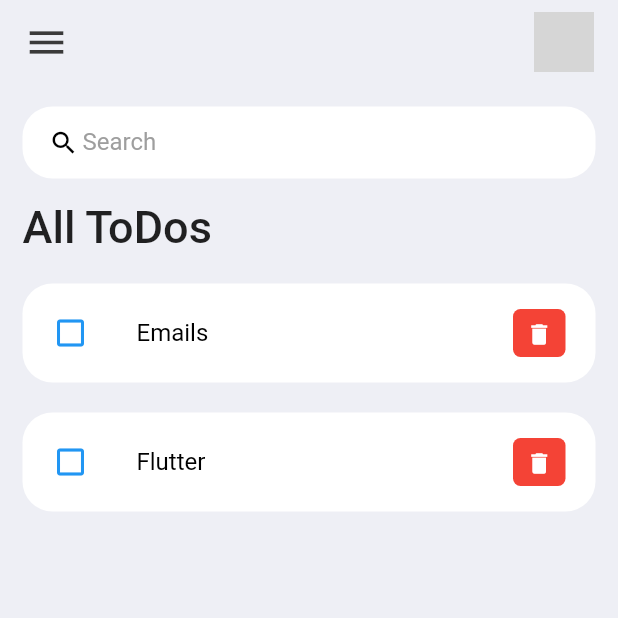
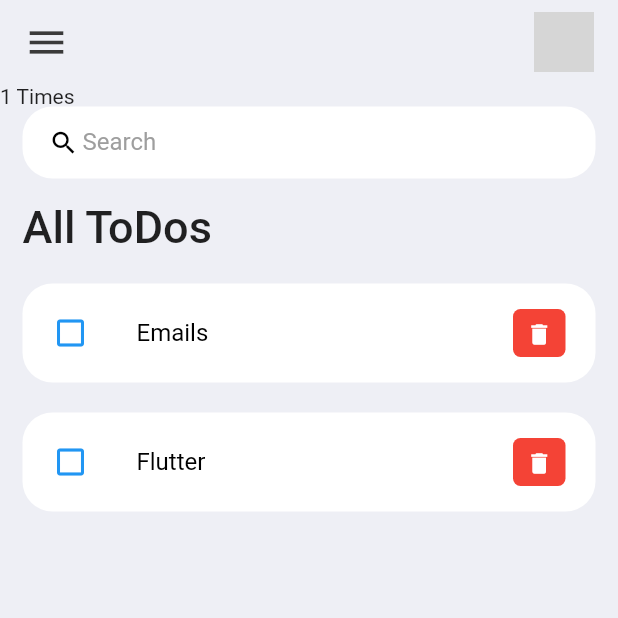
Before and after one commit to bbenja/flutter-todo, a Flutter app: the screen it shows after launch, after a tap on "Emails", on a phone screen of 412 x 824 dp, the top half of it. Run offline on Flutter 3.47's test engine with Material 2 defaults, Android fonts, the phone set to English and light mode, and no system bars; our stand-ins replace shared_preferences; grey boxes are pictures that could not be loaded.

```diff
--- a/lib/home.dart
+++ b/lib/home.dart
@@ -1,5 +1,5 @@
-
 import 'package:flutter/material.dart';
+import 'package:shared_preferences/shared_preferences.dart';
 import 'package:todoapp/widgets/todoitem.dart';
 import 'package:todoapp/model/todo.dart';
 
@@ -15,10 +15,37 @@ class _HomeState extends State<Home> {
   List<ToDo> _found = [];
   final _toDoController = TextEditingController();
 
+  String _haveStarted3Times = '';
+
+  Future<int> _getIntFromSharedPref() async {
+    final prefs = await SharedPreferences.getInstance();
+    final startupNumber = prefs.getInt('startupNumber');
+    if (startupNumber == null) {
+      return 0;
+    }
+    return startupNumber;
+  }
+
+  Future<void> _resetCounter() async {
+    final prefs = await SharedPreferences.getInstance();
+    await prefs.setInt('startupNumber', 0);
+  }
+
+  Future<void> _incrementStartup() async {
+    final prefs = await SharedPreferences.getInstance();
+    int last = await _getIntFromSharedPref();
+    int current = last + 1;
+
+    await prefs.setInt('startupNumber', current);
+
+    setState(() => _haveStarted3Times = '$current Times');
+  }
+
   @override
   void initState() {
     _found = toDosList; // assign data
     super.initState();
+    _incrementStartup();
   }
 
   @override
@@ -28,8 +55,10 @@ class _HomeState extends State<Home> {
         appBar: _buildAppBar(),
         body: Stack(
           children: [
+            Text(_haveStarted3Times),
             Container(
-                padding: const EdgeInsets.symmetric(horizontal: 15, vertical: 15),
+                padding:
+                    const EdgeInsets.symmetric(horizontal: 15, vertical: 15),
                 child: Column(
                   children: [
                     searchBox(),
@@ -61,9 +90,10 @@ class _HomeState extends State<Home> {
                 children: [
                   Expanded(
                     child: Container(
-                      margin: const EdgeInsets.only(bottom: 20, right: 20, left: 20),
-                      padding:
-                          const EdgeInsets.symmetric(horizontal: 20, vertical: 5),
+                      margin: const EdgeInsets.only(
+                          bottom: 20, right: 20, left: 20),
+                      padding: const EdgeInsets.symmetric(
+                          horizontal: 20, vertical: 5),
                       decoration: BoxDecoration(
                         color: Colors.white,
                         boxShadow: const [
--- a/pubspec.yaml
+++ b/pubspec.yaml
@@ -36,6 +36,8 @@ dependencies:
   # The following adds the Cupertino Icons font to your application.
   # Use with the CupertinoIcons class for iOS style icons.
   cupertino_icons: ^1.0.2
+  shared_preferences: ^2.0.15
+
 
 dev_dependencies:
   flutter_test:
```
Also changed, not shown: pubspec.lock, 1 other file.
